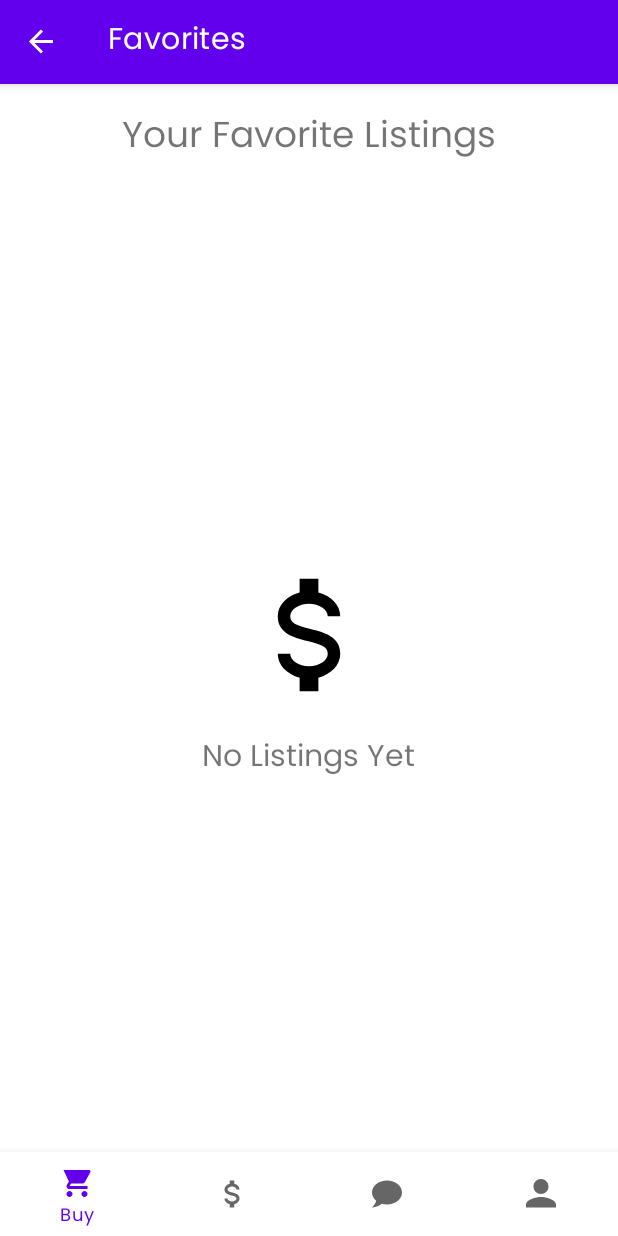
After one commit to anniecee/petuniverse, an Android app: the FavoritesFragment screen opened through its navigation route, on a phone screen of 412 x 824 dp. The commit adds this screen. Run offline under Robolectric (Android 15) with nearby library versions, the phone set to English and light mode, and no system bars; our stand-ins replace Firebase (no records; nobody signed in at launch, a user with empty details on screens opened directly), Room's generated code, navigation-ui; pictures from the network do not load.

Commit message:
Displayed fav list. Current bug: when click on each listing, it goes back to previously accessed individual listing

```diff
--- /dev/null
+++ b/app/src/main/java/com/example/pet_universe/ui/buyView/FavoritesFragment.kt
@@ -0,0 +1,136 @@
+package com.example.pet_universe.ui.buyView
+
+import android.os.Bundle
+import android.view.LayoutInflater
+import android.view.View
+import android.view.ViewGroup
+import androidx.fragment.app.Fragment
+import androidx.lifecycle.ViewModelProvider
+import androidx.lifecycle.lifecycleScope
+import androidx.navigation.fragment.findNavController
+import androidx.recyclerview.widget.LinearLayoutManager
+import androidx.recyclerview.widget.RecyclerView
+import com.example.pet_universe.R
+import com.example.pet_universe.database.Listing
+import com.example.pet_universe.database.ListingDatabase
+import com.example.pet_universe.database.ListingDatabaseDao
+import com.example.pet_universe.database.ListingRepository
+import com.example.pet_universe.database.ListingViewModel
+import com.example.pet_universe.database.ListingViewModelFactory
+import com.example.pet_universe.databinding.FragmentFavoritesBinding
+import com.example.pet_universe.databinding.FragmentSellerBinding
+import com.google.firebase.auth.FirebaseAuth
+import com.google.firebase.firestore.FirebaseFirestore
+import kotlinx.coroutines.launch
+
+class FavoritesFragment: Fragment() {
+
+    // Firestore
+    private lateinit var firestore: FirebaseFirestore
+    private lateinit var auth: FirebaseAuth
+
+    // Database
+    private lateinit var database: ListingDatabase
+    private lateinit var listingDao: ListingDatabaseDao
+    private lateinit var repository: ListingRepository
+    private lateinit var viewModelFactory: ListingViewModelFactory
+    private lateinit var listingViewModel: ListingViewModel
+
+    // User
+    private lateinit var userId: String
+
+    // Recycler View
+    private lateinit var recyclerView: RecyclerView
+    private lateinit var recyclerAdapter: FavoritesAdapter
+    private var favoritesList = mutableListOf<Listing>()
+
+    private var _binding: FragmentFavoritesBinding? = null
+    private val binding get() = _binding!!
+
+    override fun onCreateView(
+        inflater: LayoutInflater, container: ViewGroup?,
+        savedInstanceState: Bundle?
+    ): View {
+        _binding = FragmentFavoritesBinding.inflate(inflater, container, false)
+        return binding.root
+    }
+
+    override fun onViewCreated(view: View, savedInstanceState: Bundle?) {
+        super.onViewCreated(view, savedInstanceState)
+
+        // Initialize Firestore and Firebase Auth
+        firestore = FirebaseFirestore.getInstance()
+        auth = FirebaseAuth.getInstance()
+
+        // Set up Room database
+        database = ListingDatabase.getInstance(requireContext())
+        listingDao = database.listingDao
+        repository = ListingRepository(listingDao)
+        viewModelFactory = ListingViewModelFactory(repository)
+        listingViewModel =
+            ViewModelProvider(this, viewModelFactory).get(ListingViewModel::class.java)
+
+        // Set up RecyclerView
+        recyclerView = binding.favRecyclerView
+        recyclerView.layoutManager = LinearLayoutManager(context)
+        recyclerAdapter = FavoritesAdapter(requireContext(), favoritesList, firestore)
+        recyclerView.adapter = recyclerAdapter
+
+        userId = auth.currentUser!!.uid
+
+        // Fetch favorites from Firestore
+        fetchFavorites()
+        observeListingsFromRoom()
+
+        recyclerAdapter.onItemClick = { listing ->
+            val action = R.id.action_favoritesFragment_to_individualListingFragment
+            findNavController().navigate(action)
+        }
+    }
+
+    private fun fetchFavorites() {
+        // Fetch favorites from Firestore
+        firestore.collection("users/$userId/listings")
+            .whereEqualTo("isFav", true)
+            .get()
+            .addOnSuccessListener { documents ->
+                for (document in documents) {
+                    val listing = document.toObject(Listing::class.java)
+
+                    // Check if any listing in favoritesList has the same id as the current listing,
+                    // if not, add the listing to favoritesList
+                    if (!favoritesList.any { it.id == listing.id }) {
+                        favoritesList.add(listing)
+                    }
+                }
+                recyclerAdapter.notifyDataSetChanged()
+            }
+            .addOnFailureListener { exception ->
+                // Handle any errors
+            }
+    }
+
+    private fun observeListingsFromRoom() {
+        lifecycleScope.launch {
+            listingViewModel.getActiveListingsBySellerId(userId)
+                .observe(viewLifecycleOwner) { listings ->
+                    if (listings.isEmpty()) {
+                        binding.favRecyclerView.visibility = View.GONE
+                        binding.emptyStateView.visibility = View.VISIBLE
+                    } else {
+                        binding.favRecyclerView.visibility = View.VISIBLE
+                        binding.emptyStateView.visibility = View.GONE
+                        favoritesList.clear()
+                        favoritesList.addAll(listings.filter { it.isFav })
+                        recyclerAdapter.notifyDataSetChanged()
+                    }
+                }
+        }
+    }
+
+    override fun onResume() {
+        super.onResume()
+        fetchFavorites()
+        observeListingsFromRoom()
+    }
+}
--- a/app/src/main/java/com/example/pet_universe/ui/buyView/IndividualListingFragment.kt
+++ b/app/src/main/java/com/example/pet_universe/ui/buyView/IndividualListingFragment.kt
@@ -115,7 +115,6 @@ class IndividualListingFragment : Fragment() {
 
         // Toggle favorite status when button is clicked
         binding.favButton.setOnClickListener {
-            if (listing != null) {
             // Toggle favorite status
             listingsViewModel.toggleFavorite(listing)
             binding.favButton.setBackgroundResource(
@@ -124,7 +123,6 @@ class IndividualListingFragment : Fragment() {
 
             // Update favorite status in Firestore & local database
             updateFavStatus(listing)
-            }
         }
     }
 
--- a/app/src/main/java/com/example/pet_universe/ui/buyView/ListingsFragment.kt
+++ b/app/src/main/java/com/example/pet_universe/ui/buyView/ListingsFragment.kt
@@ -102,6 +102,10 @@ class ListingsFragment : Fragment() {
         listingsViewModel.filteredListings.observe(viewLifecycleOwner) { filteredListings ->
             listingsAdapter.updateListings(filteredListings)
         }
+
+        binding.favButton.setOnClickListener {
+            findNavController().navigate(R.id.action_listingsFragment_to_favoritesFragment)
+        }
     }
 
     private fun setupSpinnerListeners() {
--- /dev/null
+++ b/app/src/main/res/layout/fragment_favorites.xml
@@ -0,0 +1,50 @@
+<RelativeLayout xmlns:android="http://schemas.android.com/apk/res/android"
+    xmlns:app="http://schemas.android.com/apk/res-auto"
+    android:layout_width="match_parent"
+    android:layout_height="match_parent"
+    android:paddingHorizontal="16dp"
+    android:paddingTop="16dp">
+
+    <!-- Title TextView -->
+    <TextView
+        android:id="@+id/favHeadingTextView"
+        android:layout_width="match_parent"
+        android:layout_height="wrap_content"
+        android:gravity="center"
+        android:paddingBottom="16dp"
+        android:text="Your Favorite Listings"
+        android:textSize="24sp" />
+
+    <!-- RecyclerView to display listings -->
+    <androidx.recyclerview.widget.RecyclerView
+        android:id="@+id/favRecyclerView"
+        android:layout_width="match_parent"
+        android:layout_height="wrap_content"
+        android:layout_below="@id/favHeadingTextView"
+        android:clipToPadding="false"
+        android:scrollbars="vertical" />
+
+    <!-- Placeholder View -->
+    <LinearLayout
+        android:id="@+id/emptyStateView"
+        android:layout_width="match_parent"
+        android:layout_height="match_parent"
+        android:layout_below="@id/favHeadingTextView"
+        android:gravity="center"
+        android:orientation="vertical"
+        android:visibility="gone">
+
+        <ImageView
+            android:layout_width="100dp"
+            android:layout_height="100dp"
+            android:src="@drawable/ic_dollar_sign_black_24" />
+
+        <TextView
+            android:layout_width="wrap_content"
+            android:layout_height="wrap_content"
+            android:layout_marginTop="16dp"
+            android:text="No Listings Yet"
+            android:textSize="20sp" />
+    </LinearLayout>
+
+</RelativeLayout>
--- a/app/src/main/res/navigation/mobile_navigation.xml
+++ b/app/src/main/res/navigation/mobile_navigation.xml
@@ -22,6 +22,22 @@
     tools:layout="@layout/fragment_listings" >
         <action
             android:id="@+id/action_listingsFragment_to_individualListingFragment"
+            app:destination="@id/individualListFragment" />
+        <action
+            android:id="@+id/action_listingsFragment_to_favoritesFragment"
+            app:destination="@id/favoritesFragment" />
+    </fragment>
+
+    <fragment
+        android:id="@+id/favoritesFragment"
+        android:name="com.example.pet_universe.ui.buyView.FavoritesFragment"
+        android:label="Favorites"
+        tools:layout="@layout/fragment_favorites" >
+        <action
+            android:id="@+id/action_favoritesFragment_to_listingFragment"
+            app:destination="@id/listingsFragment" />
+        <action
+            android:id="@+id/action_favoritesFragment_to_individualListingFragment"
             app:destination="@id/individualListFragment" />
     </fragment>
 
```
Also changed, not shown: app/src/main/java/com/example/pet_universe/ui/buyView/FavoritesAdapter.kt (added, +73 -0 lines), app/src/main/res/layout/favorite_listings.xml (added, +80 -0 lines). Lines whose indentation alone changed are shown as unchanged.
